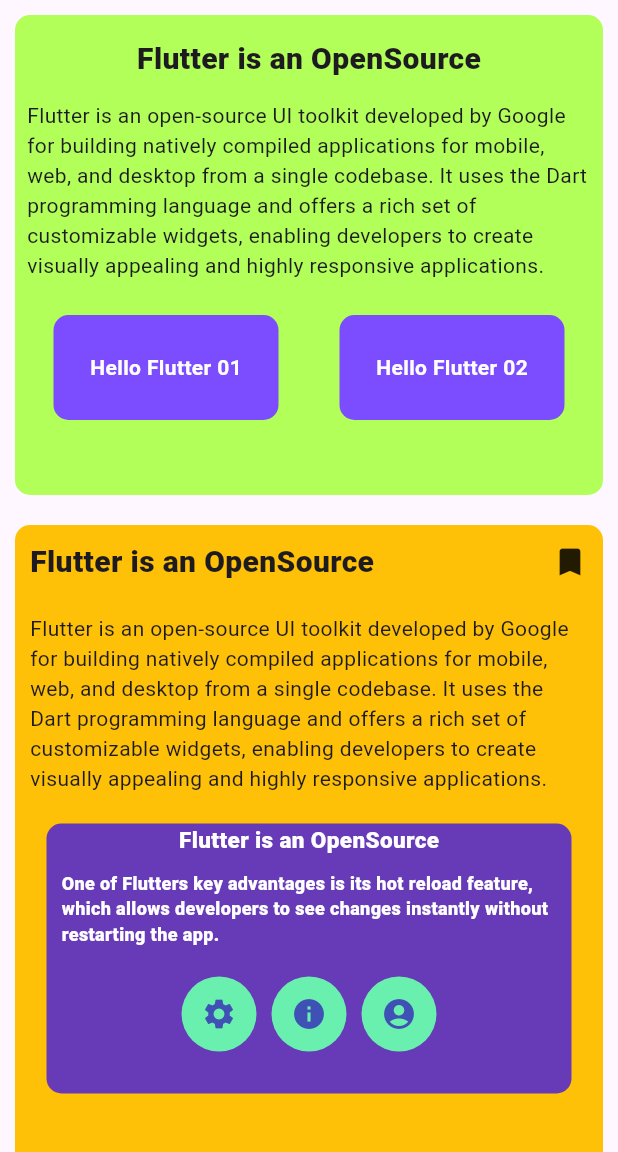
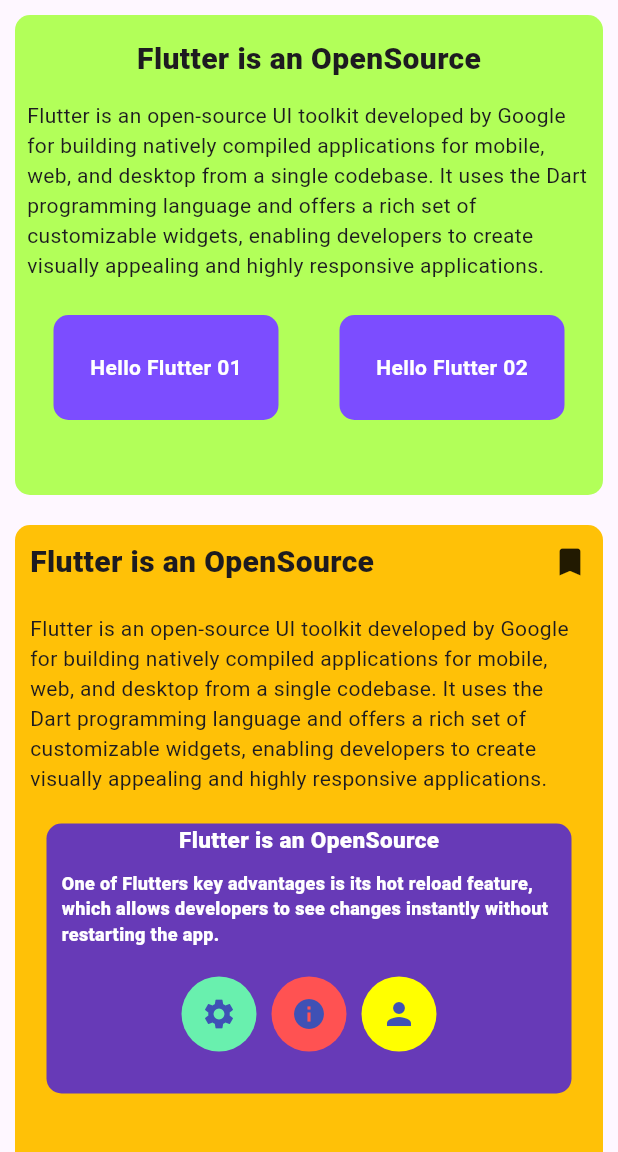
Before and after one commit to DP-Flutter-course/layout-app-2, a Flutter app: the screen it shows after launch, on a phone screen of 412 x 824 dp, the part 84-1236 px from its top. Run offline on Flutter 3.47's test engine with Material 3 defaults, Android fonts, the phone set to English and light mode, and no system bars.

Commit message:
add icon widget

```diff
--- a/layout_app_2/lib/pages/homePage.dart
+++ b/layout_app_2/lib/pages/homePage.dart
@@ -1,5 +1,6 @@
 import 'package:flutter/material.dart';
 import 'package:layout_app_2/widgets/container01.dart';
+import 'package:layout_app_2/widgets/icon_container.dart';
 
 class Homepage extends StatelessWidget {
   const Homepage({super.key});
@@ -140,50 +141,20 @@
                                       mainAxisAlignment:
                                           MainAxisAlignment.center,
                                       children: [
-                                        Container(
-                                          decoration: BoxDecoration(
-                                            borderRadius: BorderRadius.circular(
-                                              50,
-                                            ),
-                                            color: Colors.greenAccent,
+                                        IconContainer(
+                                          iconName:Icons.settings,
+                                          colorName:Colors.greenAccent,
                                           ),
-                                          height: 50,
-                                          width: 50,
-                                          child: Icon(
-                                            Icons.settings,
-                                            color: Colors.indigo,
+                                        SizedBox(width: 10),
+                                        IconContainer(
+                                          iconName:Icons.info,
+                                          colorName:Colors.redAccent,
                                           ),
-                                        ),
                                         SizedBox(width: 10),
-                                        Container(
-                                          decoration: BoxDecoration(
-                                            borderRadius: BorderRadius.circular(
-                                              50,
-                                            ),
-                                            color: Colors.greenAccent,
+                                        IconContainer(
+                                          iconName:Icons.person,
+                                          colorName:Colors.yellowAccent,
                                           ),
-                                          height: 50,
-                                          width: 50,
-                                          child: Icon(
-                                            Icons.info,
-                                            color: Colors.indigo,
-                                          ),
-                                        ),
-                                        SizedBox(width: 10),
-                                        Container(
-                                          decoration: BoxDecoration(
-                                            borderRadius: BorderRadius.circular(
-                                              50,
-                                            ),
-                                            color: Colors.greenAccent,
-                                          ),
-                                          height: 50,
-                                          width: 50,
-                                          child: Icon(
-                                            Icons.account_circle,
-                                            color: Colors.indigo,
-                                          ),
-                                        ),
                                       ],
                                     ),
                                   ),
--- /dev/null
+++ b/layout_app_2/lib/widgets/icon_container.dart
@@ -0,0 +1,24 @@
+import 'package:flutter/material.dart';
+
+class IconContainer extends StatelessWidget {
+  final IconData iconName;
+  final Color colorName;
+  const IconContainer({
+    super.key,
+    required this.iconName,
+    required this.colorName,
+  });
+
+  @override
+  Widget build(BuildContext context) {
+    return Container(
+      decoration: BoxDecoration(
+        borderRadius: BorderRadius.circular(50),
+        color: colorName,
+      ),
+      height: 50,
+      width: 50,
+      child: Icon(iconName, color: Colors.indigo),
+    );
+  }
+}
```
